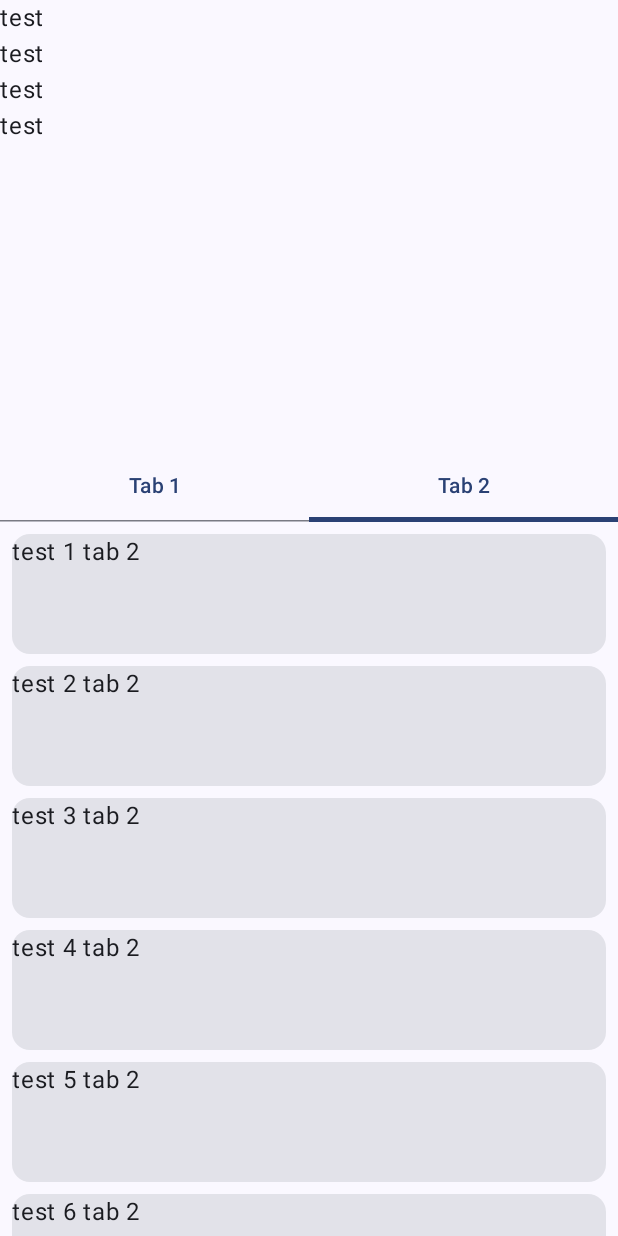
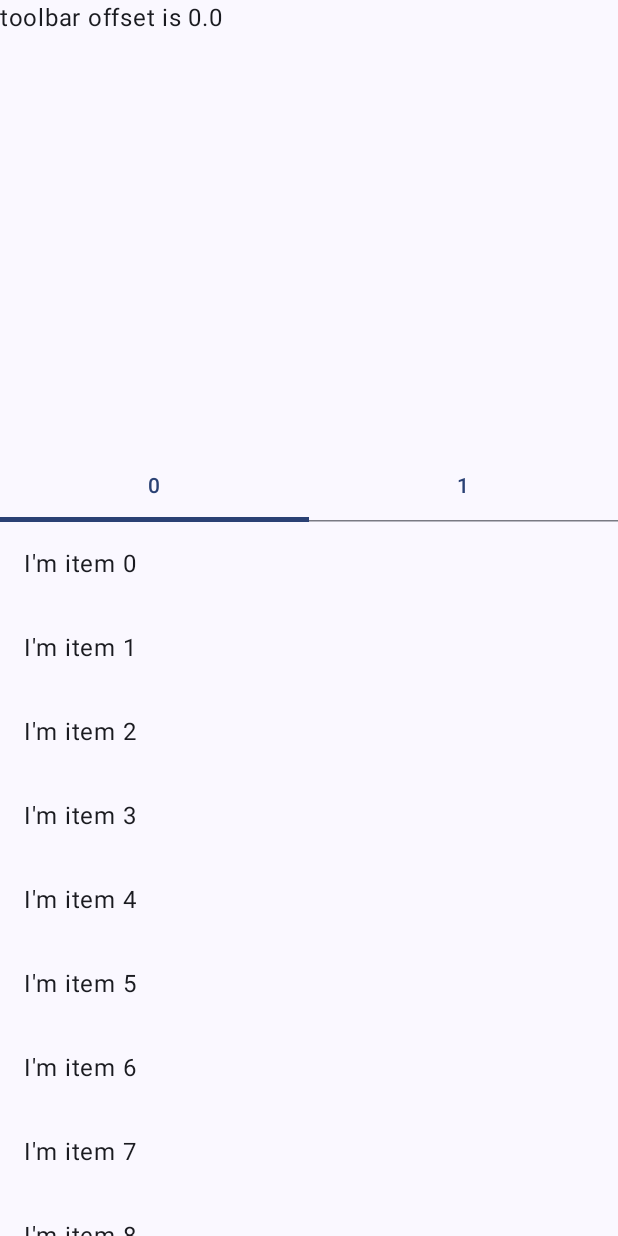
Before and after one commit to mkpn/CompseLearningForRenewal, an Android app built with Jetpack Compose: the composable ScrollWithStickyComponent shown on its own in the app's theme, tab 2 chosen, on a phone screen of 412 x 824 dp. Run offline under Robolectric (Android 15) with nearby library versions, the phone set to English and light mode, and no system bars.

Commit message:
フリングとLazyColumnの高さに対応できてないけど、一旦実装できた・・・正直辛い・・・

```diff
--- a/app/src/main/java/com/neesan/compselearningforrenewal/friend/StickerTabScreen.kt
+++ b/app/src/main/java/com/neesan/compselearningforrenewal/friend/StickerTabScreen.kt
@@ -66,13 +66,13 @@ fun StickerTabScreen(onContentSelected: (Long) -> Unit) {
                     scrolledContainerColor = MaterialTheme.colorScheme.surface
                 ),
             )
-        },
-        content = { innerPadding ->
+        }
+    ) { innerPadding ->
         Column(
             modifier = Modifier
                 .padding(innerPadding)
-                    .fillMaxSize(),
-                content = {
+                .fillMaxSize()
+        ) {
             TabRow(
                 selectedTabIndex = pagerState.currentPage,
                 tabs = {
@@ -97,9 +97,7 @@ fun StickerTabScreen(onContentSelected: (Long) -> Unit) {
                 }
             }
         }
-            )
     }
-    )
 }
 
 @OptIn(ExperimentalMaterial3Api::class)
--- a/app/src/main/java/com/neesan/compselearningforrenewal/scrollWithStickyComponent/StickerTabScreen.kt
+++ b/app/src/main/java/com/neesan/compselearningforrenewal/scrollWithStickyComponent/StickerTabScreen.kt
@@ -1,76 +1,138 @@
 package com.neesan.compselearningforrenewal.scrollWithStickyComponent
 
-import androidx.compose.foundation.ExperimentalFoundationApi
 import androidx.compose.foundation.layout.Arrangement
 import androidx.compose.foundation.layout.Column
 import androidx.compose.foundation.layout.PaddingValues
 import androidx.compose.foundation.layout.fillMaxSize
 import androidx.compose.foundation.layout.fillMaxWidth
 import androidx.compose.foundation.layout.height
+import androidx.compose.foundation.layout.offset
+import androidx.compose.foundation.layout.padding
 import androidx.compose.foundation.lazy.LazyColumn
 import androidx.compose.foundation.lazy.items
 import androidx.compose.foundation.lazy.rememberLazyListState
-import androidx.compose.foundation.pager.HorizontalPager
-import androidx.compose.foundation.pager.rememberPagerState
 import androidx.compose.material3.Card
 import androidx.compose.material3.ExperimentalMaterial3Api
 import androidx.compose.material3.Tab
 import androidx.compose.material3.TabRow
 import androidx.compose.material3.Text
 import androidx.compose.runtime.Composable
-import androidx.compose.runtime.rememberCoroutineScope
+import androidx.compose.runtime.mutableFloatStateOf
+import androidx.compose.runtime.remember
 import androidx.compose.ui.Modifier
+import androidx.compose.ui.geometry.Offset
+import androidx.compose.ui.input.nestedscroll.NestedScrollConnection
+import androidx.compose.ui.input.nestedscroll.NestedScrollSource
+import androidx.compose.ui.input.nestedscroll.nestedScroll
+import androidx.compose.ui.platform.LocalDensity
+import androidx.compose.ui.unit.IntOffset
+import androidx.compose.ui.unit.Velocity
 import androidx.compose.ui.unit.dp
-import kotlinx.coroutines.launch
+import kotlin.math.roundToInt
 
-@OptIn(ExperimentalFoundationApi::class)
 @Composable
 fun ScrollWithStickyComponent(onContentSelected: (Long) -> Unit) {
-    // Tabs for pager
-    val tabData = listOf(
-        "Tab 1",
-        "Tab 2",
-    )
+    val lazyListState = rememberLazyListState()
+    // here we use LazyColumn that has build-in nested scroll, but we want to act like a
+    // parent for this LazyColumn and participate in its nested scroll.
+    // Let's make a collapsing toolbar for LazyColumn
+    // Todo: どうにかしてここを可変にしなきゃ行けない　ヘッダーがレイアウトされたタイミングで高さを取得してセットしたい
+    val headerHeight = 300.dp
+    val headerHeightPx = with(LocalDensity.current) { headerHeight.roundToPx().toFloat() }
+    // ヘッダー部分のoffsetポジションの高さ
+    // 値が負なら基準位置より上に配置される
+    val headerOffsetPx = remember { mutableFloatStateOf(0f) }
+    // now, let's create connection to the nested scroll system and listen to the scroll
+    // happening inside child LazyColumn
+    val nestedScrollConnection = remember {
+        object : NestedScrollConnection {
+            override fun onPreScroll(available: Offset, source: NestedScrollSource): Offset {
+                //発生した縦のスクロール量 上方向にスクロールすると負の値、下方向にスクロールすると正の値
+                val delta = available.y
 
-    // Pager state
-    val pagerState = rememberPagerState(pageCount = {
-        tabData.size
-    })
+                // スクロール分だけヘッダーのoffset位置を調整する
+                // 上にスクロールされた場合は、その分だけヘッダーのoffset値がマイナスされる
+                // 下にスクロールされた場合は、その分だけヘッダーのoffset値がプラスされる
+                val newOffset = headerOffsetPx.floatValue + delta
 
-    // Coroutine scope for scroll pager
-    val coroutineScope = rememberCoroutineScope()
+                // here's the catch: let's pretend we consumed 0 in any case, since we want
+                // LazyColumn to scroll anyway for good UX
+                // We're basically watching scroll without taking it
+                println("デバッグ toolbarOffsetHeightPx.floatValue: ${headerOffsetPx.floatValue}")
+                if (headerOffsetPx.floatValue <= -headerHeightPx) {
+                    // ヘッダーのoffsetがヘッダーの高さ分だけマイナスにされていて画面から完全に消えている時
 
+                    return if (lazyListState.firstVisibleItemIndex == 0
+                        && lazyListState.firstVisibleItemScrollOffset == 0
+                        && delta > 0f
+                    ) {
+                        //　LazyColumnも一番上までスクロールされていて、さらに下にスクロールされた時
+                        headerOffsetPx.floatValue = newOffset.coerceIn(-headerHeightPx, 0f)
+                        // LazyColumnのスクロールを奪う
+                        Offset(0f, delta)
+                    } else {
+                        // LazyColumnをスクロールする
+                        Offset.Zero
+                    }
+                } else {
+                    // ヘッダーが少しでも見えてる時
+                    // ヘッダーのoffset位置を更新する
+                    headerOffsetPx.floatValue = newOffset.coerceIn(-headerHeightPx, 0f)
+                    // LazyColumnのスクロールを奪う
+                    return Offset(0f, delta)
+                }
+            }
+
+            override suspend fun onPostFling(consumed: Velocity, available: Velocity): Velocity {
+                return super.onPostFling(consumed, available)
+            }
+        }
+    }
+    val modifierWithOffsetY = Modifier.offset {
+        IntOffset(
+            x = 0,
+            y = headerOffsetPx.floatValue.roundToInt()
+        )
+    }
     Column(
-        modifier = Modifier
+        Modifier
             .fillMaxSize()
+            // attach as a parent to the nested scroll system
+            .nestedScroll(nestedScrollConnection)
     ) {
-        Column(modifier = Modifier.height(300.dp)) {
-            Text(text = "test")
-            Text(text = "test")
-            Text(text = "test")
-            Text(text = "test")
-        }
+        Text(
+            modifier = modifierWithOffsetY.height(headerHeight),
+            text = "toolbar offset is ${headerOffsetPx.floatValue}"
+        )
         TabRow(
-            selectedTabIndex = pagerState.currentPage,
+            modifier = modifierWithOffsetY,
+            selectedTabIndex = 0,
             tabs = {
-                tabData.forEachIndexed { index, title ->
+                listOf("0", "1").forEachIndexed { index, title ->
                     Tab(
                         text = { Text(title) },
-                        selected = pagerState.currentPage == index,
+                        selected = false,
                         onClick = {
-                            coroutineScope.launch {
-                                pagerState.animateScrollToPage(index)
-                            }
+//                            coroutineScope.launch {
+//                                pagerState.animateScrollToPage(index)
+//                            }
                         },
                     )
                 }
             }
         )
-
-        HorizontalPager(state = pagerState) { tabId ->
-            when (tabId) {
-                0 -> Tab1()
-                1 -> Tab2()
+        // our list with build in nested scroll support that will notify us about its scroll
+        LazyColumn(
+            modifier = modifierWithOffsetY
+                .fillMaxSize(),
+            state = lazyListState
+        ) {
+            items(100) { index ->
+                Text(
+                    "I'm item $index", modifier = Modifier
+                        .fillMaxWidth()
+                        .padding(16.dp)
+                )
             }
         }
     }
```
Lines whose indentation alone changed are shown as unchanged.
